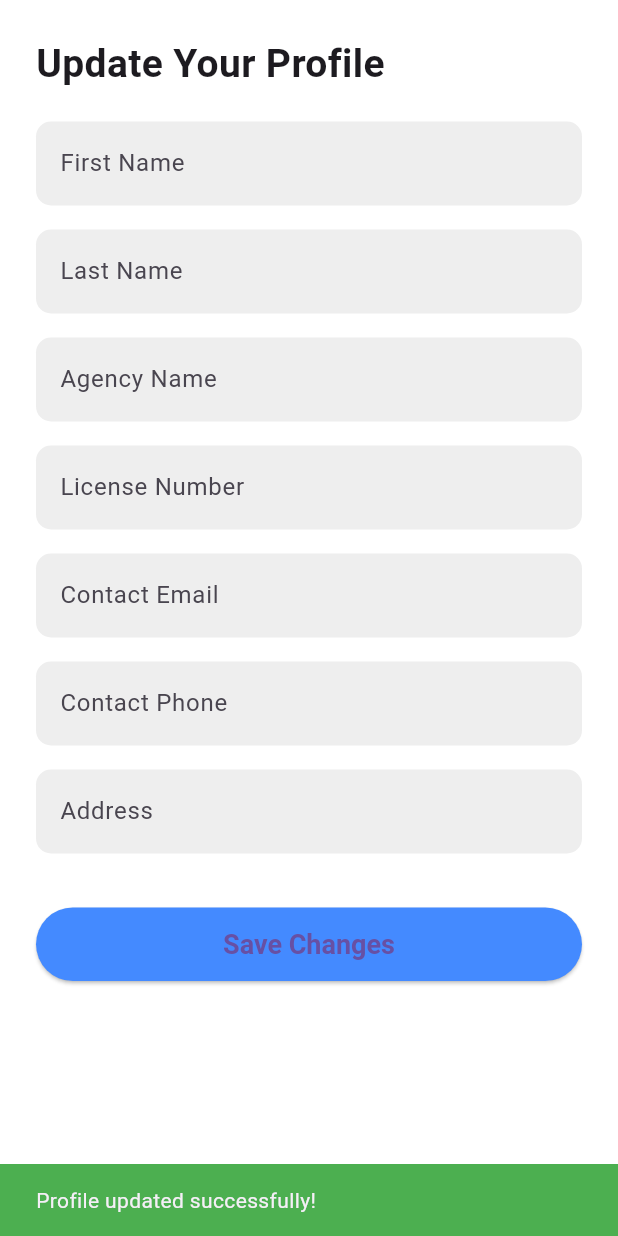
After one commit to Realest-TAMU-Capstone-Spring-2025/realest, a Flutter app: the RealtorSettings screen opened by its route, after a tap on "Save Changes", on a phone screen of 412 x 824 dp. The commit adds this screen. Run offline on Flutter 3.47's test engine with Material 3 defaults, Android fonts, the phone set to English and light mode, and no system bars; our stand-ins replace cloud_firestore, firebase_auth, firebase_core, flutter_map, google_fonts, image_picker and 1 more; accounts and stored records are empty; generated files the repository leaves out were written again; network calls fail.

```diff
--- a/lib/main.dart
+++ b/lib/main.dart
@@ -3,6 +3,8 @@ import 'package:firebase_core/firebase_core.dart';
 import 'package:firebase_auth/firebase_auth.dart';
 import 'package:cloud_firestore/cloud_firestore.dart';
 import 'package:realest/firebase_options.dart';
+import 'package:realest/src/views/realtor/realtor_home_search.dart';
+import 'package:realest/src/views/realtor/realtor_settings.dart';
 import 'src/views/custom_login_page.dart';
 import 'src/views/investor/investor_home.dart';
 import 'src/views/realtor/realtor_home.dart';
@@ -36,6 +38,8 @@ class MyApp extends StatelessWidget {
         '/realtorCalculators': (context) => const RealtorCalculators(),
         '/realtorClients': (context) => const RealtorClients(),
         '/realtorReports': (context) => const RealtorReports(),
+        '/realtorHomeSearch': (context) => const RealtorHomeSearch(),
+        '/realtorSettings': (context) => const RealtorSettings(),
       },
     );
   }
--- /dev/null
+++ b/lib/src/views/realtor/realtor_settings.dart
@@ -0,0 +1,171 @@
+import 'package:flutter/material.dart';
+import 'package:firebase_auth/firebase_auth.dart';
+import 'package:cloud_firestore/cloud_firestore.dart';
+
+class RealtorSettings extends StatefulWidget {
+  const RealtorSettings({Key? key}) : super(key: key);
+
+  @override
+  _RealtorSettingsState createState() => _RealtorSettingsState();
+}
+
+class _RealtorSettingsState extends State<RealtorSettings> {
+  final FirebaseAuth _auth = FirebaseAuth.instance;
+  final FirebaseFirestore _firestore = FirebaseFirestore.instance;
+
+  final TextEditingController _firstNameController = TextEditingController();
+  final TextEditingController _lastNameController = TextEditingController();
+  final TextEditingController _agencyNameController = TextEditingController();
+  final TextEditingController _licenseNumberController = TextEditingController();
+  final TextEditingController _contactEmailController = TextEditingController();
+  final TextEditingController _contactPhoneController = TextEditingController();
+  final TextEditingController _addressController = TextEditingController();
+
+  bool _isLoading = false;
+  String? _errorMessage;
+
+  @override
+  void initState() {
+    super.initState();
+    _loadUserData();
+  }
+
+  /// Loads realtor data from Firestore
+  Future<void> _loadUserData() async {
+    setState(() => _isLoading = true);
+
+    User? user = _auth.currentUser;
+    if (user != null) {
+      try {
+        DocumentSnapshot doc =
+        await _firestore.collection('realtors').doc(user.uid).get();
+
+        if (doc.exists) {
+          _firstNameController.text = doc['firstName'] ?? '';
+          _lastNameController.text = doc['lastName'] ?? '';
+          _agencyNameController.text = doc['agencyName'] ?? '';
+          _licenseNumberController.text = doc['licenseNumber'] ?? '';
+          _contactEmailController.text = doc['contactEmail'] ?? '';
+          _contactPhoneController.text = doc['contactPhone'] ?? '';
+          _addressController.text = doc['address'] ?? '';
+        }
+      } catch (e) {
+        setState(() {
+          _errorMessage = "Error loading data: $e";
+        });
+      }
+    }
+    setState(() => _isLoading = false);
+  }
+
+  /// Updates Firestore with new realtor data
+  Future<void> _updateRealtorData() async {
+    setState(() {
+      _isLoading = true;
+      _errorMessage = null;
+    });
+
+    User? user = _auth.currentUser;
+    if (user != null) {
+      try {
+        await _firestore.collection('realtors').doc(user.uid).update({
+          'firstName': _firstNameController.text.trim(),
+          'lastName': _lastNameController.text.trim(),
+          'agencyName': _agencyNameController.text.trim(),
+          'licenseNumber': _licenseNumberController.text.trim(),
+          'contactEmail': _contactEmailController.text.trim(),
+          'contactPhone': _contactPhoneController.text.trim(),
+          'address': _addressController.text.trim(),
+        });
+
+        ScaffoldMessenger.of(context).showSnackBar(
+          const SnackBar(
+            content: Text("Profile updated successfully!"),
+            backgroundColor: Colors.green,
+          ),
+        );
+      } catch (e) {
+        setState(() {
+          _errorMessage = "Error updating data. Please try again.";
+        });
+      }
+    }
+
+    setState(() => _isLoading = false);
+  }
+
+  @override
+  Widget build(BuildContext context) {
+    return Scaffold(
+      backgroundColor: Colors.white,
+      body: SingleChildScrollView(
+        padding: const EdgeInsets.all(24.0),
+        child: Column(
+          crossAxisAlignment: CrossAxisAlignment.start,
+          children: [
+            const Text(
+              "Update Your Profile",
+              style: TextStyle(fontSize: 26, fontWeight: FontWeight.bold),
+            ),
+            const SizedBox(height: 20),
+
+            if (_errorMessage != null)
+              Padding(
+                padding: const EdgeInsets.only(bottom: 10.0),
+                child: Text(
+                  _errorMessage!,
+                  style: const TextStyle(color: Colors.red, fontSize: 16),
+                ),
+              ),
+
+            _buildTextField("First Name", _firstNameController),
+            _buildTextField("Last Name", _lastNameController),
+            _buildTextField("Agency Name", _agencyNameController),
+            _buildTextField("License Number", _licenseNumberController),
+            _buildTextField("Contact Email", _contactEmailController),
+            _buildTextField("Contact Phone", _contactPhoneController),
+            _buildTextField("Address", _addressController),
+
+            const SizedBox(height: 20),
+
+            // Save Button
+            SizedBox(
+              width: double.infinity,
+              child: ElevatedButton(
+                onPressed: _isLoading ? null : _updateRealtorData,
+                style: ElevatedButton.styleFrom(
+                  backgroundColor: Colors.blueAccent,
+                  padding: const EdgeInsets.symmetric(vertical: 14),
+                  textStyle:
+                  const TextStyle(fontSize: 18, fontWeight: FontWeight.bold),
+                ),
+                child: _isLoading
+                    ? const CircularProgressIndicator(color: Colors.white)
+                    : const Text("Save Changes"),
+              ),
+            ),
+          ],
+        ),
+      ),
+    );
+  }
+
+  /// Creates a modern input field
+  Widget _buildTextField(String label, TextEditingController controller) {
+    return Padding(
+      padding: const EdgeInsets.only(bottom: 16.0),
+      child: TextField(
+        controller: controller,
+        decoration: InputDecoration(
+          labelText: label,
+          filled: true,
+          fillColor: Colors.grey[200],
+          border: OutlineInputBorder(
+            borderRadius: BorderRadius.circular(10),
+            borderSide: BorderSide.none,
+          ),
+        ),
+      ),
+    );
+  }
+}
```
